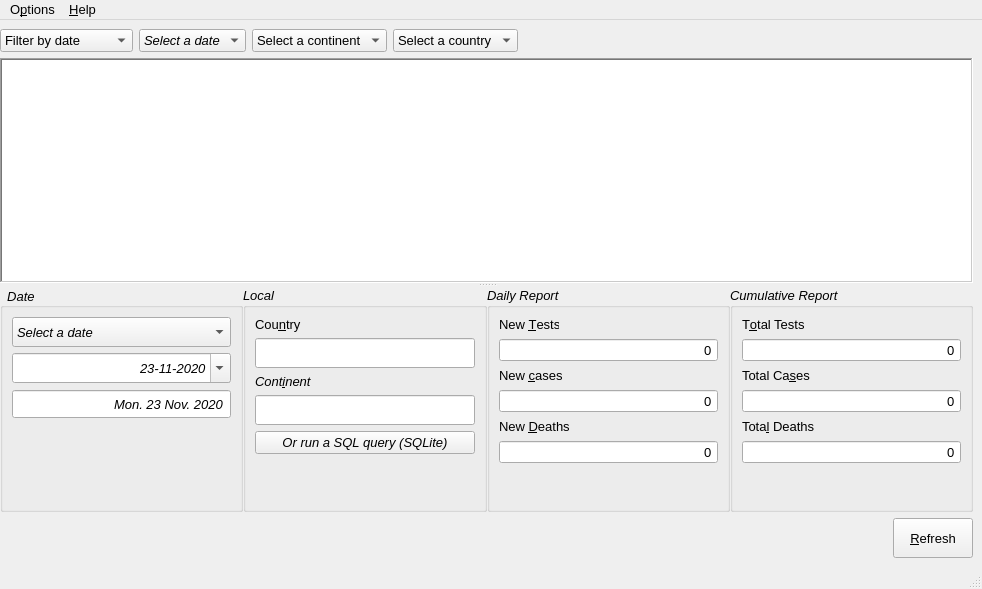
Qt form src/design/mainwindow.ui (faouziMohamed/covid-data) before a commit.
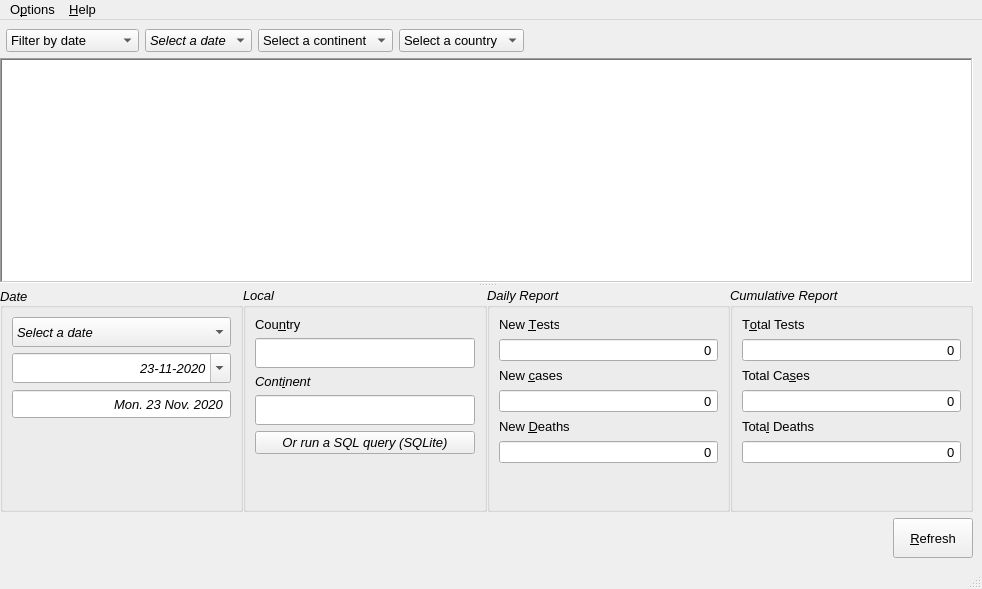
The same form after that commit.

```diff
--- a/src/design/mainwindow.ui
+++ b/src/design/mainwindow.ui
@@ -48,7 +48,7 @@
    <bool>true</bool>
   </property>
   <property name="tabShape">
-   <enum>QTabWidget::Rounded</enum>
+   <enum>QTabWidget::Triangular</enum>
   </property>
   <property name="dockNestingEnabled">
    <bool>false</bool>
@@ -60,6 +60,9 @@
     </property>
     <item>
      <layout class="QHBoxLayout" name="horizontalLayout_2">
+      <property name="leftMargin">
+       <number>6</number>
+      </property>
       <item>
        <widget class="QComboBox" name="comboBox">
         <property name="maximumSize">
@@ -310,13 +313,13 @@
            </font>
           </property>
           <property name="title">
-           <string>  Date</string>
+           <string>Date</string>
           </property>
           <property name="alignment">
            <set>Qt::AlignLeading|Qt::AlignLeft|Qt::AlignVCenter</set>
           </property>
           <property name="flat">
-           <bool>true</bool>
+           <bool>false</bool>
           </property>
           <property name="checkable">
            <bool>false</bool>
```
Left out of the diff: 57 changed lines with no effect on the pictures.
